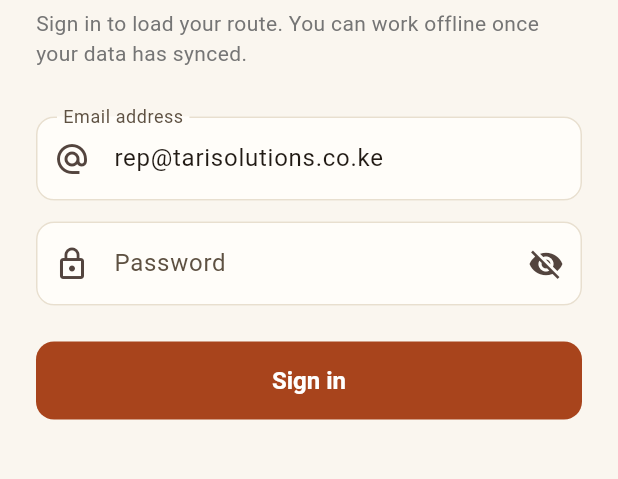
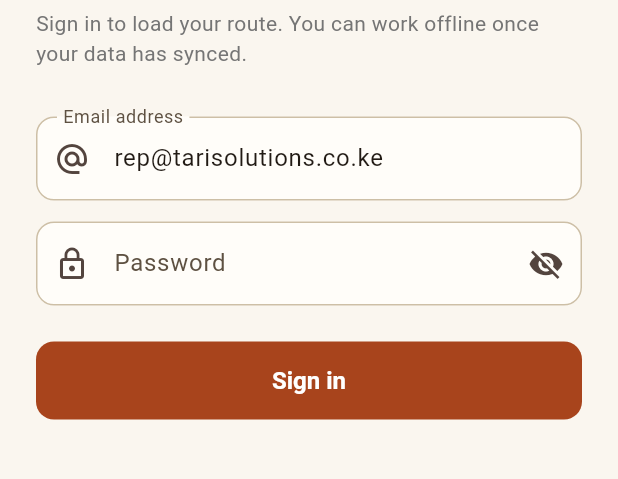
Before and after one commit to phinetechltd/raut, a Flutter app: the screen it shows after launch, on a phone screen of 412 x 824 dp, the part 383-862 px from its top. Run offline on Flutter 3.47's test engine with Material 3 defaults, Android fonts, the phone set to English and light mode, and no system bars; our stand-ins replace battery_plus, connectivity_plus, flutter_map, geolocator, google_maps_flutter, image_picker and 3 more; accounts and stored records are empty.

Commit message:
Mobile: higher-contrast theme and status pills that carry a glyph
A centralised pass for the field app, readable one-handed in bright sun:
- A stronger border step for cards and inputs; the old hairline was too faint
  outdoors.
- Every text style defaults to the dark ink, so nothing falls through to
  Material's low-contrast greys.
- Status pills now show an icon for the status by default (check / bolt /
  clock / alert) with a hairline in the status colour — less reliance on the
  word, clearer at a glance.
- Crisper bottom-nav icons for unselected tabs.

Co-Authored-By: Claude Opus 5.5 <noreply@anthropic.com>

```diff
--- a/mobile/raut_field/lib/theme.dart
+++ b/mobile/raut_field/lib/theme.dart
@@ -55,7 +55,12 @@ class RautTheme {
   static const surface = Color(0xFFFFFDF9);
   static const background = slate50;
   static const border = Color(0xFFE8DFCF);
+  /// A heavier border for cards and fields — the hairline above is too faint in
+  /// bright sun, so the structural edges use this darker step.
+  static const borderStrong = Color(0xFFCDBFA6);
   static const text = Color(0xFF211A14);
+  /// Secondary text that still clears AA on the warm surface (≈5.6:1).
+  static const textMuted = slate600;
 
   /// Comfortable target for a thumb on a moving matatu — above the 48dp
   /// Material minimum, because the failure mode here is a mis-tapped order.
@@ -80,6 +85,13 @@ class RautTheme {
       colorScheme: scheme,
       scaffoldBackgroundColor: background,
 
+      // Every text style defaults to the dark ink, so nothing falls through to
+      // Material's low-contrast greys — the whole app reads high-contrast.
+      textTheme: ThemeData(brightness: Brightness.light).textTheme.apply(
+            bodyColor: text,
+            displayColor: text,
+          ),
+
       appBarTheme: const AppBarTheme(
         centerTitle: false,
         elevation: 0,
@@ -101,7 +113,7 @@ class RautTheme {
         margin: EdgeInsets.zero,
         shape: RoundedRectangleBorder(
           borderRadius: BorderRadius.circular(14),
-          side: const BorderSide(color: border),
+          side: const BorderSide(color: borderStrong),
         ),
       ),
 
@@ -133,8 +145,8 @@ class RautTheme {
         filled: true,
         fillColor: surface,
         contentPadding: const EdgeInsets.symmetric(horizontal: 14, vertical: 16),
-        border: _fieldBorder(border),
-        enabledBorder: _fieldBorder(border),
+        border: _fieldBorder(borderStrong),
+        enabledBorder: _fieldBorder(borderStrong),
         focusedBorder: _fieldBorder(brand500, width: 2),
         errorBorder: _fieldBorder(danger),
         focusedErrorBorder: _fieldBorder(danger, width: 2),
@@ -188,8 +200,8 @@ class RautTheme {
         ),
         iconTheme: WidgetStateProperty.resolveWith(
           (states) => IconThemeData(
-            color: states.contains(WidgetState.selected) ? brand700 : slate500,
-            size: 24,
+            color: states.contains(WidgetState.selected) ? brand700 : slate600,
+            size: 25,
           ),
         ),
       ),
@@ -239,6 +251,16 @@ class RautTheme {
         _ => slate500,
       };
 
+  /// A glyph for each status, so a pill reads at a glance without its word —
+  /// less text, more signal, which is the point in the field.
+  static IconData statusIcon(String status) => switch (status) {
+        'COMPLETED' || 'DONE' || 'PAID' || 'VERIFIED' || 'APPROVED' => Icons.check_circle_rounded,
+        'IN_PROGRESS' || 'ARRIVED' || 'ISSUED' || 'CONFIRMED' || 'SENT' => Icons.bolt_rounded,
+        'SCHEDULED' || 'PENDING' || 'PARTIALLY_PAID' || 'SUBMITTED' => Icons.schedule_rounded,
+        'MISSED' || 'CANCELLED' || 'SKIPPED' || 'OVERDUE' || 'UNVERIFIED' => Icons.error_rounded,
+        _ => Icons.circle,
+      };
+
   static Color statusTint(String status) {
     final c = statusColor(status);
     if (c == success) return successBg;
@@ -262,19 +284,21 @@ class StatusChip extends StatelessWidget {
   @override
   Widget build(BuildContext context) {
     final color = RautTheme.statusColor(status);
+    // Default to the status's own glyph; a caller can still override it.
+    final glyph = icon ?? RautTheme.statusIcon(status);
     return Container(
       padding: const EdgeInsets.symmetric(horizontal: 10, vertical: 5),
       decoration: BoxDecoration(
         color: RautTheme.statusTint(status),
         borderRadius: BorderRadius.circular(999),
+        // A hairline in the status colour lifts the pill off busy backgrounds.
+        border: Border.all(color: color.withValues(alpha: 0.35)),
       ),
       child: Row(
         mainAxisSize: MainAxisSize.min,
         children: [
-          if (icon != null) ...[
-            Icon(icon, size: 13, color: color),
-            const SizedBox(width: 4),
-          ],
+          Icon(glyph, size: 14, color: color),
+          const SizedBox(width: 5),
           Text(
             RautTheme.statusLabel(status),
             style: TextStyle(
```
